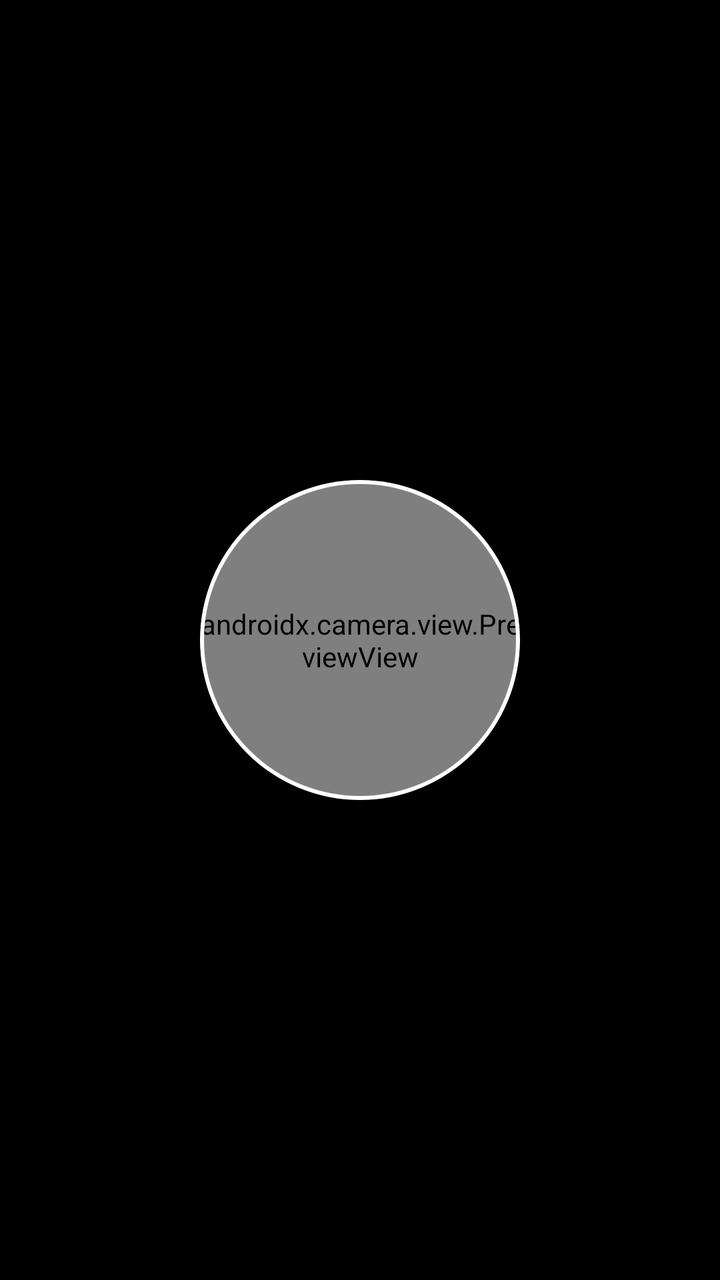
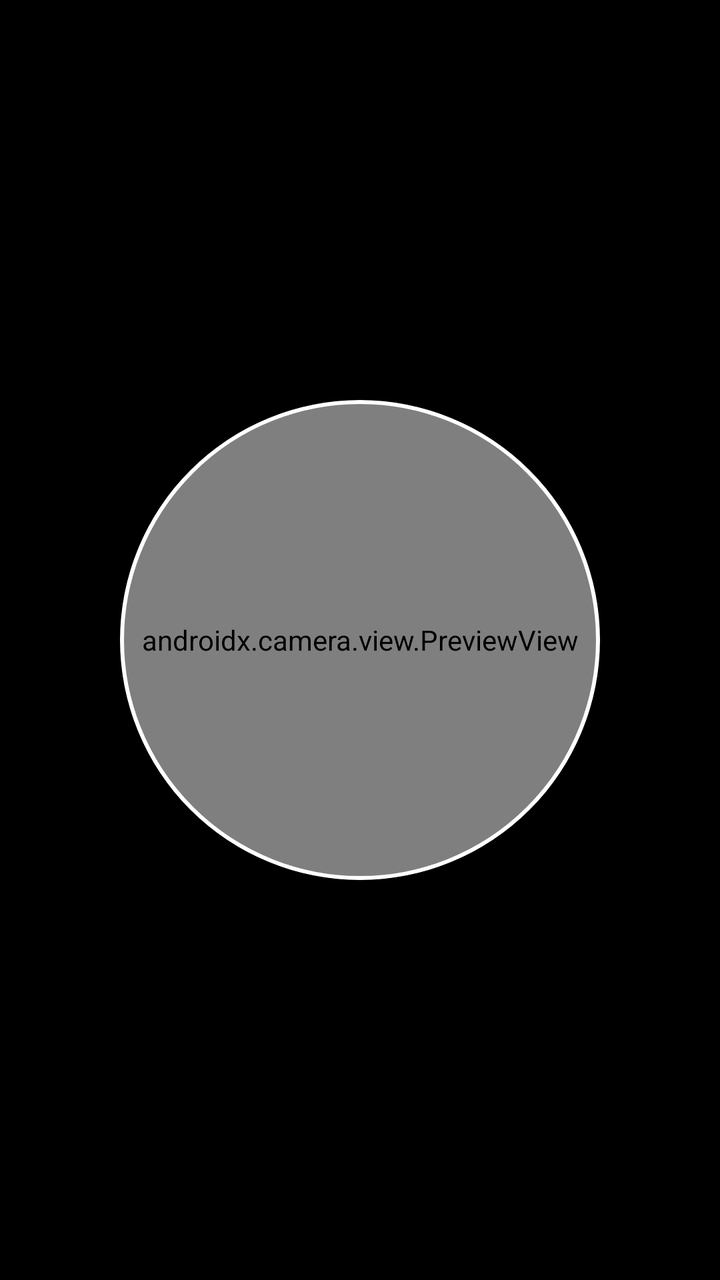

Before-and-after screenshots of an Android layout around one commit, followed by the original layout XML and the change that was made.
<!-- AndroidManifest.xml: application theme Theme.CustomScreen -->
<!-- res/layout/activity_main.xml -->
<?xml version="1.0" encoding="utf-8"?>
<androidx.drawerlayout.widget.DrawerLayout xmlns:android="http://schemas.android.com/apk/res/android"
    xmlns:app="http://schemas.android.com/apk/res-auto"
    android:id="@+id/drawer_layout"
    android:layout_width="match_parent"
    android:layout_height="match_parent">

    
    <RelativeLayout
        android:id="@+id/root_layout"
        android:layout_width="match_parent"
        android:layout_height="match_parent"
        android:background="@android:color/black">

        
        <ImageView
            android:id="@+id/image_slide_view"
            android:layout_width="match_parent"
            android:layout_height="wrap_content"
            android:layout_alignParentTop="true"
            android:adjustViewBounds="true"
            android:contentDescription="Slide Image"
            android:scaleType="fitStart"
            android:visibility="gone" />

        
        <FrameLayout
            android:id="@+id/text_slide_container"
            android:layout_width="match_parent"
            android:layout_height="0dp"
            android:layout_alignParentTop="true"
            android:visibility="gone">

            <TextView
                android:id="@+id/text_slide_view"
                android:layout_width="wrap_content"
                android:layout_height="wrap_content"
                android:layout_gravity="center"
                android:fontFamily="@font/bitter"
                android:gravity="center"
                android:lineSpacingMultiplier="1.2"
                android:paddingHorizontal="24dp"
                android:textColor="#FFFFFF"
                android:textSize="26sp" />
        </FrameLayout>

        
        <FrameLayout
            android:id="@+id/video_slide_container"
            android:layout_width="match_parent"
            android:layout_height="wrap_content"
            android:layout_alignParentTop="true"
            android:visibility="gone">

            <VideoView
                android:id="@+id/video_slide_view"
                android:layout_width="match_parent"
                android:layout_height="wrap_content"
                android:layout_gravity="top|center_horizontal" />
        </FrameLayout>

        
        <FrameLayout
            android:id="@+id/web_slide_container"
            android:layout_width="match_parent"
            android:layout_height="wrap_content"
            android:layout_alignParentTop="true"
            android:visibility="gone">

            <androidx.swiperefreshlayout.widget.SwipeRefreshLayout
                android:id="@+id/swipe_refresh_web_slide"
                android:layout_width="match_parent"
                android:layout_height="match_parent">

                <WebView
                    android:id="@+id/web_slide_view"
                    android:layout_width="match_parent"
                    android:layout_height="match_parent" />
            </androidx.swiperefreshlayout.widget.SwipeRefreshLayout>

            
            <ImageButton
                android:id="@+id/btn_reload_web_slide"
                android:layout_width="36dp"
                android:layout_height="36dp"
                android:layout_gravity="top|end"
                android:layout_margin="12dp"
                android:alpha="0.75"
                android:background="@drawable/bg_circle_nav"
                android:contentDescription="Reload Web Page"
                android:elevation="10dp"
                android:padding="6dp"
                android:src="@drawable/ic_refresh"
                android:visibility="gone"
                app:tint="#FFFFFF" />
        </FrameLayout>

        
        <TextView
            android:id="@+id/empty_state_view"
            android:layout_width="wrap_content"
            android:layout_height="wrap_content"
            android:layout_centerInParent="true"
            android:gravity="center"
            android:padding="32dp"
            android:text="Double-tap to open Menu &amp; Add Slides"
            android:textColor="#66FFFFFF"
            android:textSize="18sp"
            android:visibility="gone" />

        
        <LinearLayout
            android:id="@+id/top_menu_bar"
            android:layout_width="match_parent"
            android:layout_height="56dp"
            android:layout_alignParentTop="true"
            android:background="#DD111111"
            android:elevation="8dp"
            android:gravity="center_vertical"
            android:orientation="horizontal"
            android:paddingHorizontal="12dp"
            android:visibility="gone">

            <ImageButton
                android:id="@+id/btn_open_drawer"
                android:layout_width="40dp"
                android:layout_height="40dp"
                android:layout_marginEnd="8dp"
                android:background="?attr/selectableItemBackgroundBorderless"
                android:contentDescription="Open Navigation Menu"
                android:src="@drawable/ic_hamburger" />

            <TextView
                android:id="@+id/toolbar_title"
                android:layout_width="0dp"
                android:layout_height="wrap_content"
                android:layout_weight="1"
                android:text="Edit Mode"
                android:textColor="#FFFFFF"
                android:textSize="17sp"
                android:textStyle="bold" />

            <Button
                android:id="@+id/btn_slide_manager"
                style="@style/Widget.Material3.Button.TextButton"
                android:layout_width="wrap_content"
                android:layout_height="wrap_content"
                android:text="Edit Slides"
                android:textColor="#64B5F6"
                android:textSize="15sp"
                android:textStyle="bold" />
        </LinearLayout>

        
        <FrameLayout
            android:id="@+id/camera_root_wrapper"
            android:layout_width="wrap_content"
            android:layout_height="wrap_content"
            android:layout_centerInParent="true"
            android:clipChildren="false"
            android:clipToPadding="false">

            <com.google.android.material.card.MaterialCardView
                android:id="@+id/camera_card_container"
                android:layout_width="160dp"
                android:layout_height="160dp"
                android:clickable="true"
                android:focusable="true"
                app:cardBackgroundColor="#000000"
                app:cardCornerRadius="80dp"
                app:cardElevation="12dp"
                app:strokeColor="#FFFFFF"
                app:strokeWidth="2dp">

                <androidx.camera.view.PreviewView
                    android:id="@+id/camera_preview_view"
                    android:layout_width="match_parent"
                    android:layout_height="match_parent" />

            </com.google.android.material.card.MaterialCardView>

            
            <ImageView
                android:id="@+id/btn_resize_handle"
                android:layout_width="40dp"
                android:layout_height="40dp"
                android:layout_gravity="top|start"
                android:background="@drawable/bg_rect_resize_handle"
                android:contentDescription="Resize Handle"
                android:elevation="16dp"
                android:padding="6dp"
                android:src="@drawable/ic_aspect_ratio"
                android:visibility="gone" />

        </FrameLayout>

        
        <LinearLayout
            android:id="@+id/bottom_nav_container"
            android:layout_width="match_parent"
            android:layout_height="0dp"
            android:layout_alignParentBottom="true"
            android:orientation="horizontal"
            android:weightSum="10">

            
            <FrameLayout
                android:id="@+id/zone_previous"
                android:layout_width="0dp"
                android:layout_height="match_parent"
                android:layout_weight="2"
                android:clickable="true"
                android:focusable="true">

                <ImageButton
                    android:id="@+id/btn_prev"
                    android:layout_width="48dp"
                    android:layout_height="48dp"
                    android:layout_gravity="center"
                    android:background="@drawable/bg_circle_nav"
                    android:clickable="false"
                    android:contentDescription="Previous Slide"
                    android:focusable="false"
                    android:src="@drawable/ic_chevron_left" />
            </FrameLayout>

            
            <FrameLayout
                android:id="@+id/zone_record"
                android:layout_width="0dp"
                android:layout_height="match_parent"
                android:layout_weight="6">

                <Button
                    android:id="@+id/btn_record"
                    android:layout_width="wrap_content"
                    android:layout_height="wrap_content"
                    android:layout_gravity="center"
                    android:background="@drawable/bg_btn_record_red"
                    android:backgroundTint="#E53935"
                    app:backgroundTint="#E53935"
                    android:elevation="6dp"
                    android:text="Start Record"
                    android:textColor="#FFFFFF"
                    android:textSize="16sp"
                    android:textStyle="bold" />
            </FrameLayout>

            
            <FrameLayout
                android:id="@+id/zone_next"
                android:layout_width="0dp"
                android:layout_height="match_parent"
                android:layout_weight="2"
                android:clickable="true"
                android:focusable="true">

                <ImageButton
                    android:id="@+id/btn_next"
                    android:layout_width="48dp"
                    android:layout_height="48dp"
                    android:layout_gravity="center"
                    android:background="@drawable/bg_circle_nav"
                    android:clickable="false"
                    android:contentDescription="Previous Slide"
                    android:focusable="false"
                    android:src="@drawable/ic_chevron_right" />
            </FrameLayout>

        </LinearLayout>

        
        <ImageButton
            android:id="@+id/btn_stop_record_floating"
            android:layout_width="32dp"
            android:layout_height="32dp"
            android:layout_alignParentBottom="true"
            android:layout_centerHorizontal="true"
            android:layout_marginBottom="70dp"
            android:alpha="0.25"
            android:background="@drawable/bg_circle_stop_minimal"
            android:contentDescription="Stop Recording"
            android:elevation="12dp"
            android:padding="7dp"
            android:src="@drawable/ic_stop"
            android:visibility="gone" />

        
        <ImageView
            android:id="@+id/iv_stop_arrow_hint"
            android:layout_width="40dp"
            android:layout_height="40dp"
            android:layout_alignParentBottom="true"
            android:layout_marginBottom="66dp"
            android:layout_marginEnd="4dp"
            android:layout_toLeftOf="@id/btn_stop_record_floating"
            android:contentDescription="Stop Button Arrow Hint"
            android:elevation="13dp"
            android:src="@drawable/ic_arrow_right_red"
            android:visibility="gone" />

        
        <FrameLayout
            android:id="@+id/countdown_overlay_container"
            android:layout_width="match_parent"
            android:layout_height="match_parent"
            android:background="#99000000"
            android:clickable="true"
            android:focusable="true"
            android:elevation="25dp"
            android:visibility="gone">

            <com.google.android.material.card.MaterialCardView
                android:layout_width="220dp"
                android:layout_height="wrap_content"
                android:layout_gravity="center"
                app:cardBackgroundColor="#EF1F1F1F"
                app:cardCornerRadius="24dp"
                app:cardElevation="16dp"
                app:strokeColor="#44FFFFFF"
                app:strokeWidth="1.5dp">

                <LinearLayout
                    android:layout_width="match_parent"
                    android:layout_height="wrap_content"
                    android:gravity="center"
                    android:orientation="vertical"
                    android:padding="24dp">

                    <TextView
                        android:layout_width="wrap_content"
                        android:layout_height="wrap_content"
                        android:fontFamily="sans-serif-medium"
                        android:letterSpacing="0.08"
                        android:text="RECORDING STARTS IN"
                        android:textColor="#B0BEC5"
                        android:textSize="12sp"
                        android:textStyle="bold" />

                    <TextView
                        android:id="@+id/tv_countdown_number"
                        android:layout_width="wrap_content"
                        android:layout_height="wrap_content"
                        android:layout_marginVertical="12dp"
                        android:fontFamily="sans-serif-black"
                        android:text="3"
                        android:textColor="#FF5252"
                        android:textSize="64sp"
                        android:textStyle="bold" />

                    <Button
                        android:id="@+id/btn_cancel_countdown"
                        style="@style/Widget.Material3.Button.TextButton"
                        android:layout_width="wrap_content"
                        android:layout_height="wrap_content"
                        android:text="Cancel"
                        android:textColor="#FFFFFF"
                        android:textSize="16sp"
                        android:textStyle="bold" />

                </LinearLayout>

            </com.google.android.material.card.MaterialCardView>

        </FrameLayout>

        
        <View
            android:id="@+id/flash_overlay_view"
            android:layout_width="match_parent"
            android:layout_height="match_parent"
            android:background="#FFFFFF"
            android:elevation="30dp"
            android:visibility="gone"
            android:alpha="0" />

    </RelativeLayout>

    
    <com.google.android.material.navigation.NavigationView
        android:id="@+id/nav_view"
        android:layout_width="280dp"
        android:layout_height="match_parent"
        android:layout_gravity="start"
        android:background="#FF181818"
        app:headerLayout="@layout/nav_header"
        app:itemIconTint="#FFFFFF"
        app:itemTextColor="#FFFFFF"
        app:menu="@menu/drawer_menu" />

</androidx.drawerlayout.widget.DrawerLayout>
<!-- res/layout/nav_header.xml (included above) -->
<?xml version="1.0" encoding="utf-8"?>
<LinearLayout xmlns:android="http://schemas.android.com/apk/res/android"
    android:layout_width="match_parent"
    android:layout_height="160dp"
    android:background="#FF111111"
    android:gravity="bottom"
    android:orientation="vertical"
    android:padding="16dp"
    android:theme="@style/ThemeOverlay.AppCompat.Dark">

    <TextView
        android:layout_width="wrap_content"
        android:layout_height="wrap_content"
        android:text="@string/app_name"
        android:textColor="#FFFFFF"
        android:textSize="20sp"
        android:textStyle="bold" />

    <TextView
        android:layout_width="wrap_content"
        android:layout_height="wrap_content"
        android:layout_marginTop="4dp"
        android:text="Features &amp; Settings"
        android:textColor="#AAAAAA"
        android:textSize="14sp" />

</LinearLayout>
<!-- resources referenced by this layout -->
<resources>
  <!-- drawable bg_btn_record_red (drawable) -->
  <?xml version="1.0" encoding="utf-8"?>
  <shape xmlns:android="http://schemas.android.com/apk/res/android"
      android:shape="rectangle">
      <solid android:color="#E53935" />
      <stroke
          android:width="2dp"
          android:color="#FFFFFF" />
      <corners android:radius="8dp" />
      <padding
          android:bottom="8dp"
          android:left="16dp"
          android:right="16dp"
          android:top="8dp" />
  </shape>
  <!-- drawable bg_circle_nav (drawable) -->
  <?xml version="1.0" encoding="utf-8"?>
  <shape xmlns:android="http://schemas.android.com/apk/res/android"
      android:shape="oval">
      <solid android:color="#55222222" />
      <stroke
          android:width="1.5dp"
          android:color="#88FFFFFF" />
      <size
          android:width="48dp"
          android:height="48dp" />
  </shape>
  <!-- drawable bg_circle_stop_minimal (drawable) -->
  <?xml version="1.0" encoding="utf-8"?>
  <shape xmlns:android="http://schemas.android.com/apk/res/android"
      android:shape="oval">
      <solid android:color="#44333333" />
      <stroke
          android:width="1dp"
          android:color="#44FFFFFF" />
  </shape>
  <!-- drawable bg_rect_resize_handle (drawable) -->
  <?xml version="1.0" encoding="utf-8"?>
  <shape xmlns:android="http://schemas.android.com/apk/res/android"
      android:shape="rectangle">
      <solid android:color="#CC000000" />
      <corners android:radius="4dp" />
  </shape>
  <!-- drawable ic_aspect_ratio (drawable) -->
  <vector xmlns:android="http://schemas.android.com/apk/res/android"
      android:width="24dp"
      android:height="24dp"
      android:viewportWidth="24"
      android:viewportHeight="24">
      <path
          android:fillColor="#FFFFFF"
          android:pathData="M19,12h-2v3h-3v2h5v-5zM7,9h3V7H5v5h2V9zM21,3H3c-1.1,0 -2,0.9 -2,2v14c0,1.1 0.9,2 2,2h18c1.1,0 2,-0.9 2,-2V5c0,-1.1 -0.9,-2 -2,-2zm0,16H3V5h18v14z"/>
  </vector>
  <!-- drawable ic_chevron_left (drawable) -->
  <vector xmlns:android="http://schemas.android.com/apk/res/android"
      android:width="36dp"
      android:height="36dp"
      android:viewportWidth="24"
      android:viewportHeight="24">
    <path
        android:fillColor="#FFFFFF"
        android:pathData="M15.41,7.41L14,6l-6,6 6,6 1.41,-1.41L10.83,12z"/>
  </vector>
  <!-- drawable ic_chevron_right (drawable) -->
  <vector xmlns:android="http://schemas.android.com/apk/res/android"
      android:width="36dp"
      android:height="36dp"
      android:viewportWidth="24"
      android:viewportHeight="24">
    <path
        android:fillColor="#FFFFFF"
        android:pathData="M10,6L8.59,7.41 13.17,12l-4.58,4.59L10,18l6,-6z"/>
  </vector>
  <!-- drawable ic_hamburger (drawable) -->
  <vector xmlns:android="http://schemas.android.com/apk/res/android"
      android:width="24dp"
      android:height="24dp"
      android:viewportWidth="24"
      android:viewportHeight="24">
      <path
          android:fillColor="#FFFFFF"
          android:pathData="M3,18h18v-2H3v2zM3,13h18v-2H3v2zM3,6v2h18V6H3z"/>
  </vector>
  <!-- drawable ic_stop (drawable) -->
  <vector xmlns:android="http://schemas.android.com/apk/res/android"
      android:width="24dp"
      android:height="24dp"
      android:viewportWidth="24"
      android:viewportHeight="24">
      <path
          android:fillColor="#FFFFFF"
          android:pathData="M6,6h12v12H6z"/>
  </vector>
  <string name="app_name">FaceCam Presentation Recorder</string>
  <style name="Theme.CustomScreen" parent="Theme.MaterialComponents.DayNight.NoActionBar">
          <item name="android:windowBackground">@android:color/black</item>
          <item name="android:statusBarColor">@android:color/transparent</item>
          <item name="android:navigationBarColor">@android:color/transparent</item>
          <item name="android:windowLightStatusBar">false</item>
          <item name="android:windowLightNavigationBar">false</item>
      </style>
  <!-- unchanged entries left out for length: 2 -->
</resources>

<!-- the commit's change to res/layout/activity_main.xml (unified diff, before → after) -->
@@ -162,12 +162,12 @@
 
             <com.google.android.material.card.MaterialCardView
                 android:id="@+id/camera_card_container"
-                android:layout_width="160dp"
-                android:layout_height="160dp"
+                android:layout_width="240dp"
+                android:layout_height="240dp"
                 android:clickable="true"
                 android:focusable="true"
                 app:cardBackgroundColor="#000000"
-                app:cardCornerRadius="80dp"
+                app:cardCornerRadius="120dp"
                 app:cardElevation="12dp"
                 app:strokeColor="#FFFFFF"
                 app:strokeWidth="2dp">
